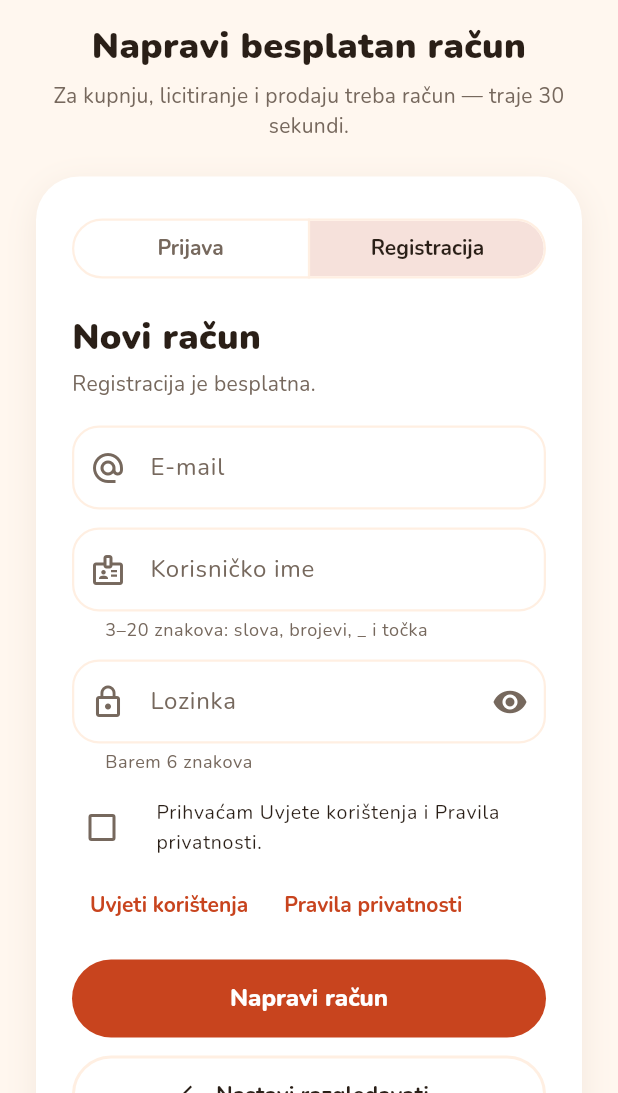
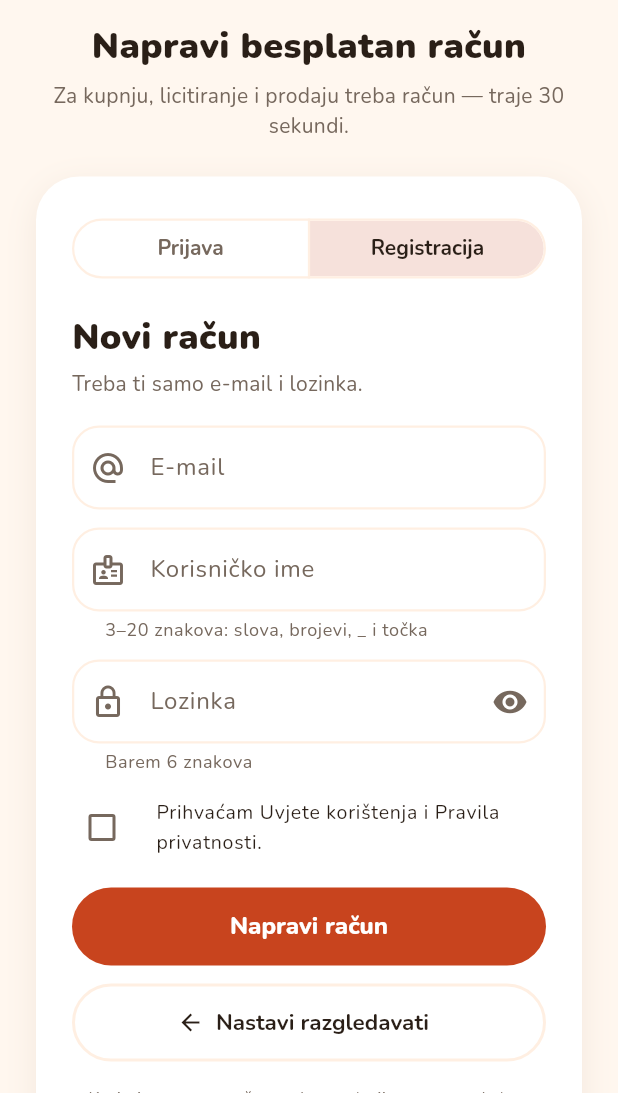
Before and after one commit to Karlo6546541/bot, a Flutter app: the screen it shows after launch, item 5 of the bottom bar chosen, after a tap on "Prijava / registracija", on a phone screen of 412 x 824 dp, the part 143-1236 px from its top. Run offline on Flutter 3.47's test engine with Material 3 defaults, Android fonts, the phone set to English and light mode, and no system bars; our stand-ins replace file_picker, flutter_riverpod, hive_flutter, image_picker, share_plus, supabase_flutter and 1 more; missing offline and left inert: dart:js_interop, dart_webrtc, flutter_webrtc; accounts and stored records are empty.

Commit message:
UX: tidier guest profile, login, categories and home header
- Guest profile shows only the sign-in card (no empty profile header)
- Login: drop the duplicate legal link row and repeated free text
- Categories show 'Još prazno' instead of nothing when empty
- Home hides the header search icon since it has a search bar

Co-Authored-By: Claude Opus 5.5 <noreply@anthropic.com>
Claude-Session: https://claude.ai/code/session_01PBov6w7Hus1Rp49XeCqhPo

```diff
--- a/loop_app/lib/l10n/en.dart
+++ b/loop_app/lib/l10n/en.dart
@@ -2203,5 +2203,8 @@ const kEn = <String, String>{
   'Na predmetu na prodaji dodirni "Pošalji poruku".':
       'On an item for sale, tap "Send message".',
   'Kategorije': 'Categories',
-  'Kad netko objavi predmet u ovoj kategoriji, bit će ovdje.': 'When someone lists an item in this category, it will show up here.',
+  'Kad netko objavi predmet u ovoj kategoriji, bit će ovdje.':
+      'When someone lists an item in this category, it will show up here.',
+  'Treba ti samo e-mail i lozinka.': 'All you need is an email and a password.',
+  'Još prazno': 'Nothing yet',
 };
--- a/loop_app/lib/screens/categories_screen.dart
+++ b/loop_app/lib/screens/categories_screen.dart
@@ -129,14 +129,15 @@ class _CategoryTile extends StatelessWidget {
                         fontSize: 13,
                       ),
                     ),
-                    if (count > 0)
-                      Text(
-                        t('{0} predmeta', ['$count']),
-                        style: TextStyle(
-                          color: LoopColors.textSecondary,
-                          fontSize: 11,
-                        ),
+                    Text(
+                      count > 0
+                          ? t('{0} predmeta', ['$count'])
+                          : t('Još prazno'),
+                      style: TextStyle(
+                        color: LoopColors.textSecondary,
+                        fontSize: 11,
                       ),
+                    ),
                   ],
                 ),
               ),
--- a/loop_app/lib/screens/home_shell.dart
+++ b/loop_app/lib/screens/home_shell.dart
@@ -140,6 +140,8 @@ class _HomeShellState extends ConsumerState<HomeShell> {
                 child: LoopLogo(size: 20, onTap: _goHome),
               ),
         actions: [
+          // Početna već ima traku za pretragu.
+          if (_index != 0 || isDesktop)
             IconButton(
               key: const ValueKey('open-search'),
               tooltip: t('Pretraži objave i račune'),
--- a/loop_app/lib/screens/login_screen.dart
+++ b/loop_app/lib/screens/login_screen.dart
@@ -279,18 +279,6 @@ class _LoginScreenState extends ConsumerState<LoginScreen> {
               ),
             ),
           ),
-          Wrap(
-            children: [
-              TextButton(
-                onPressed: () => LegalScreen.open(context, LegalDoc.terms),
-                child: Text(t('Uvjeti korištenja')),
-              ),
-              TextButton(
-                onPressed: () => LegalScreen.open(context, LegalDoc.privacy),
-                child: Text(t('Pravila privatnosti')),
-              ),
-            ],
-          ),
           if (field.hasError)
             Text(
               field.errorText!,
@@ -355,7 +343,7 @@ class _LoginScreenState extends ConsumerState<LoginScreen> {
             const SizedBox(height: 4),
             Text(
               _register
-                  ? t('Registracija je besplatna.')
+                  ? t('Treba ti samo e-mail i lozinka.')
                   : t('Prijavi se e-mailom i lozinkom.'),
               style: TextStyle(color: LoopColors.textSecondary),
             ),
--- a/loop_app/lib/screens/profile_screen.dart
+++ b/loop_app/lib/screens/profile_screen.dart
@@ -36,8 +36,11 @@ class ProfileScreen extends ConsumerWidget {
             child: Column(
               crossAxisAlignment: CrossAxisAlignment.stretch,
               children: [
-                ProfileHeader(user: user, editable: !user.isGuest),
-                const SizedBox(height: 12),
+                // Gost nema profil — dovoljna je kartica za prijavu.
+                if (!user.isGuest) ...[
+                  ProfileHeader(user: user, editable: true),
+                  const SizedBox(height: 12),
+                ],
                 // Profil je samo za račun i postavke — kupnje i prodaja su
                 // u kartici Moje.
                 if (user.isGuest)
```
Also changed, not shown: 1 other file. Lines whose indentation alone changed are shown as unchanged.
